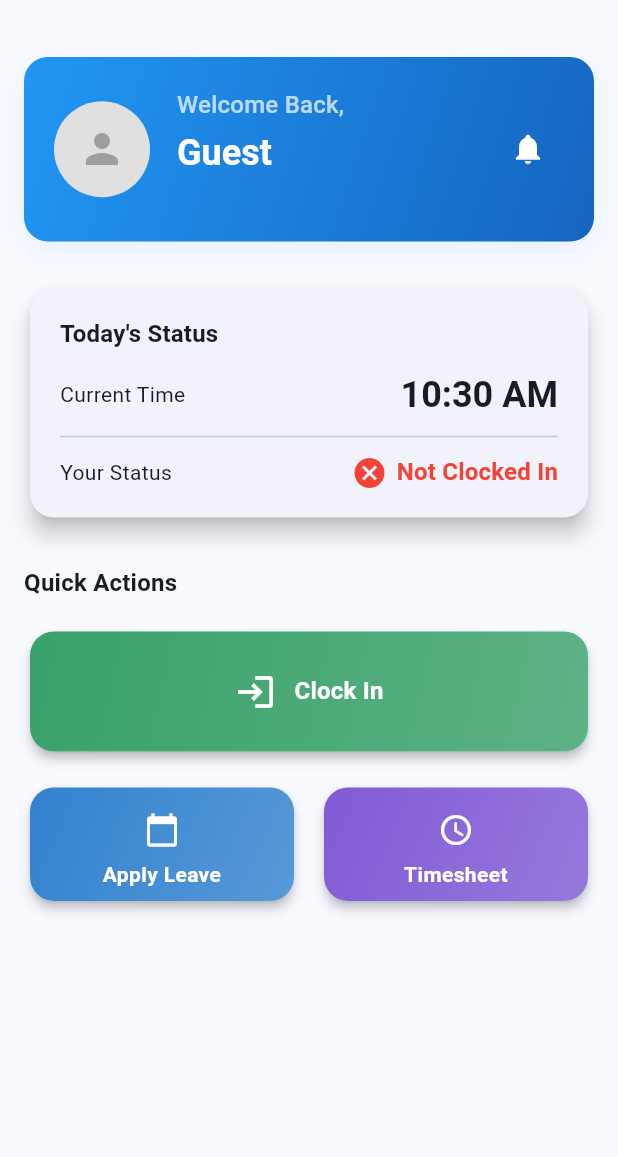
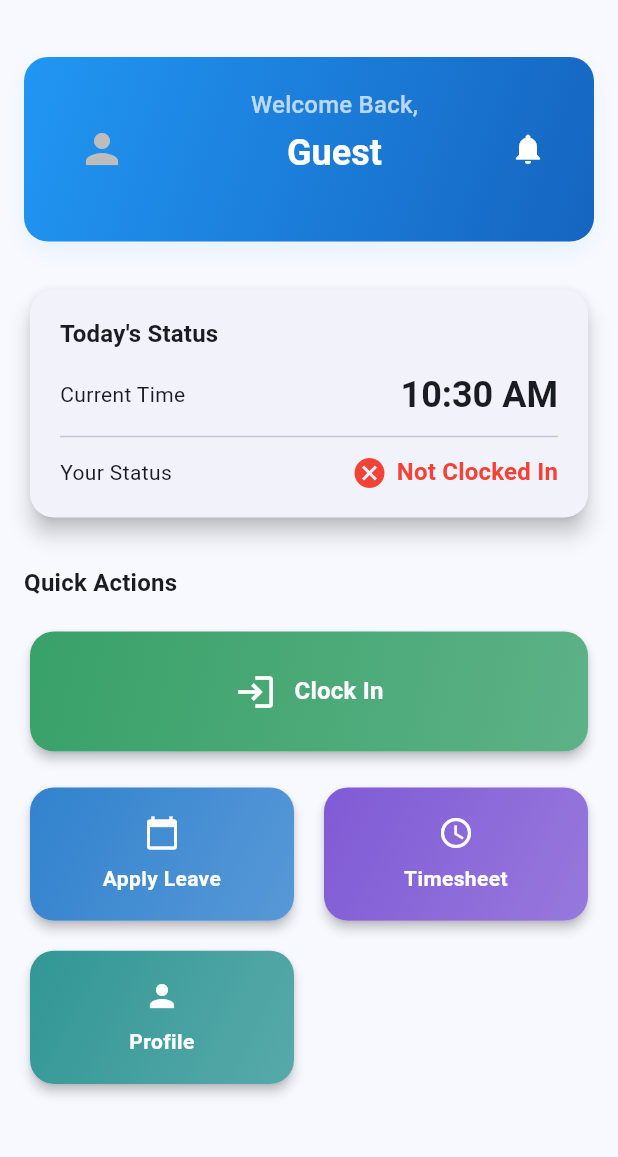
Before and after one commit to Ajaya-Rajbhandari/SNS-Rooster, a Flutter app: the EmployeeDashboardScreen screen opened by its route, on a phone screen of 412 x 824 dp, the part 63-1220 px from its top. Run offline on Flutter 3.47's test engine with Material 3 defaults, Android fonts, the phone set to English and light mode, and no system bars; our stand-ins replace cached_network_image, connectivity_plus, csv, fl_chart, image_picker, jwt_decoder and 2 more; accounts and stored records are empty.

Commit message:
Fix layout overflow in employee dashboard

```diff
--- a/sns_rooster/lib/main.dart
+++ b/sns_rooster/lib/main.dart
@@ -75,16 +75,10 @@ class MyApp extends StatelessWidget {
           return EmployeeProvider(employeeService);
         }),
         ChangeNotifierProxyProvider<AuthProvider, ProfileProvider>(
-          create: (context) {
-            print('DEBUG: Initializing ProfileProvider');
-            return ProfileProvider(
-              Provider.of<AuthProvider>(context, listen: false),
-            );
-          },
-          update: (context, auth, previous) {
-            print('DEBUG: Updating ProfileProvider');
-            return ProfileProvider(auth);
-          },
+          create: (context) => ProfileProvider(
+            Provider.of<AuthProvider>(context, listen: false),
+          ),
+          update: (context, auth, previous) => previous!,
         ),
       ],
       child: Consumer<AuthProvider>(
--- a/sns_rooster/lib/screens/employee/employee_dashboard_screen.dart
+++ b/sns_rooster/lib/screens/employee/employee_dashboard_screen.dart
@@ -287,17 +287,10 @@ class _EmployeeDashboardScreenState extends State<EmployeeDashboardScreen>
         ],
       ),
       drawer: const AppDrawer(),
-      body: LayoutBuilder(
-        builder: (context, constraints) {
-          return SingleChildScrollView(
-              child: ConstrainedBox(
-            constraints: BoxConstraints(
-              minHeight: constraints.maxHeight,
-            ),
-            child: IntrinsicHeight(
+      body: SingleChildScrollView(
         child: Padding(
-                padding: const EdgeInsets.symmetric(
-                    horizontal: 16.0, vertical: 24.0),
+          padding: const EdgeInsets.symmetric(horizontal: 16.0, vertical: 24.0),
+          child: SingleChildScrollView(
             child: Column(
                 crossAxisAlignment: CrossAxisAlignment.stretch,
                 children: [
@@ -328,8 +321,9 @@ class _EmployeeDashboardScreenState extends State<EmployeeDashboardScreen>
                           const SizedBox(width: 18),
                           Expanded(
                             child: Column(
-                              crossAxisAlignment: CrossAxisAlignment.start,
-                              children: [
+                              mainAxisAlignment: MainAxisAlignment.center,
+                              crossAxisAlignment: CrossAxisAlignment.center,
+                              children: <Widget>[
                                 Text(
                                   'Welcome Back,',
                                   style: Theme.of(context)
@@ -477,7 +471,7 @@ class _EmployeeDashboardScreenState extends State<EmployeeDashboardScreen>
                         final screenWidth = MediaQuery.of(context).size.width;
                         final isTablet = screenWidth > 600;
                         final crossAxisCount = isTablet ? 3 : 2;
-                        final childAspectRatio = isTablet ? 2.5 : 2.2;
+                        final childAspectRatio = isTablet ? 2.1 : 1.9;
 
                         return Column(
                           children: [
@@ -516,17 +510,10 @@ class _EmployeeDashboardScreenState extends State<EmployeeDashboardScreen>
                                   Expanded(
                                     child: _buildQuickActionCard(
                                       context,
-                                      icon: _isOnBreak
-                                          ? Icons.stop_circle
-                                          : Icons.free_breakfast,
-                                      label: _isOnBreak
-                                          ? 'End Break'
-                                          : 'Start Break',
-                                      color: _isOnBreak
-                                          ? const Color(0xFFED8936)
-                                          : const Color(0xFF718096),
-                                      onPressed:
-                                          _isOnBreak ? _endBreak : _startBreak,
+                                      icon: _isOnBreak ? Icons.stop_circle : Icons.free_breakfast,
+                                      label: _isOnBreak ? 'End Break' : 'Start Break',
+                                      color: _isOnBreak ? const Color(0xFFED8936) : const Color(0xFF718096),
+                                      onPressed: _isOnBreak ? _endBreak : _startBreak,
                                     ),
                                   ),
                                 ],
@@ -535,9 +522,7 @@ class _EmployeeDashboardScreenState extends State<EmployeeDashboardScreen>
                             const SizedBox(height: 16),
 
                             // Other Actions Grid
-                            SizedBox(
-                              height: 120,
-                              child: GridView.count(
+                            GridView.count(
                               crossAxisCount: crossAxisCount,
                               shrinkWrap: true,
                               physics: const NeverScrollableScrollPhysics(),
@@ -559,7 +544,6 @@ class _EmployeeDashboardScreenState extends State<EmployeeDashboardScreen>
                                   color: const Color(0xFF805AD5),
                                   onPressed: () => _openTimesheet(context),
                                 ),
-                                  if (isTablet)
                                 _buildQuickActionCard(
                                   context,
                                   icon: Icons.person,
@@ -569,18 +553,14 @@ class _EmployeeDashboardScreenState extends State<EmployeeDashboardScreen>
                                 ),
                               ],
                             ),
-                            ),
                           ],
                         );
                       },
                     ),
-                    const Spacer(),
                 ],
             ),
           ),
         ),
-          ));
-        },
       ),
     );
   }
--- a/sns_rooster/lib/widgets/user_avatar.dart
+++ b/sns_rooster/lib/widgets/user_avatar.dart
@@ -1,85 +1,97 @@
 import 'dart:io';
+import 'package:cached_network_image/cached_network_image.dart'; // Added import
 import 'package:flutter/material.dart';
 import '../config/api_config.dart';
 
 class UserAvatar extends StatelessWidget {
   final String? avatarUrl;
   final double radius;
+  final VoidCallback? onTap; // Added onTap callback
 
-  const UserAvatar({Key? key, this.avatarUrl, this.radius = 40})
-      : super(key: key);
+  const UserAvatar({
+    super.key, // Changed to super.key
+    this.avatarUrl,
+    this.radius = 40, // Default radius to 40 as in original
+    this.onTap,
+  }) ;
 
   @override
   Widget build(BuildContext context) {
+    Widget avatarChild;
+
     if (avatarUrl == null || avatarUrl!.isEmpty) {
-      return Container(
-        width: radius * 2,
-        height: radius * 2,
-        decoration: const BoxDecoration(
-          shape: BoxShape.circle,
-          color: Color(0xFFE0E0E0),
+      avatarChild = Icon(Icons.person, size: radius, color: Colors.grey[400]);
+    } else if (avatarUrl!.startsWith('http')) {
+      avatarChild = CachedNetworkImage(
+        imageUrl: avatarUrl!,
+        placeholder: (context, url) => CircleAvatar(
+          radius: radius,
+          backgroundColor: Colors.grey[200],
+          child: Icon(Icons.person, size: radius, color: Colors.grey[400]),
         ),
-        child: Icon(
-          Icons.person,
-          size: radius,
-          color: const Color(0xFF9E9E9E),
+        errorWidget: (context, url, error) => CircleAvatar(
+          radius: radius,
+          backgroundColor: Colors.red[100],
+          child: Icon(Icons.error_outline, size: radius, color: Colors.red[700]),
+        ),
+        imageBuilder: (context, imageProvider) => CircleAvatar(
+          radius: radius,
+          backgroundImage: imageProvider,
         ),
       );
-    } else if (avatarUrl!.startsWith('http')) {
-      return CircleAvatar(
-        radius: radius,
-        backgroundImage: NetworkImage(avatarUrl!),
-        onBackgroundImageError: (exception, stackTrace) {
-          // Handle network image error
-        },
-      );
     } else if (avatarUrl!.startsWith('/uploads/')) {
-      // Server URL - construct full URL for static files (without /api)
+      // For static files, use base URL without /api prefix
       final baseUrlWithoutApi = ApiConfig.baseUrl.replaceAll('/api', '');
-      final fullUrl = '$baseUrlWithoutApi${avatarUrl!}';
-      print('UserAvatar: Loading image from: $fullUrl');
-      return CircleAvatar(
-        radius: radius,
-        backgroundImage: NetworkImage(fullUrl),
-        onBackgroundImageError: (exception, stackTrace) {
-          print('UserAvatar: Failed to load image from $fullUrl');
-          print('UserAvatar: Error: $exception');
-          print('UserAvatar: Stack trace: $stackTrace');
-          // Optionally, you could return a placeholder widget here if the image fails to load
-          // For example:
-          // return Container(
-          //   width: radius * 2,
-          //   height: radius * 2,
-          //   decoration: const BoxDecoration(
-          //     shape: BoxShape.circle,
-          //     color: Color(0xFFE0E0E0),
-          //   ),
-          //   child: Icon(
-          //     Icons.person,
-          //     size: radius,
-          //     color: const Color(0xFF9E9E9E),
-          //   ),
-          // );
-        },
-        // Removed the child property here as CircleAvatar with backgroundImage doesn't typically use it.
-        // The placeholder logic should be handled in onBackgroundImageError or by returning a different widget.
+      final fullUrl = '$baseUrlWithoutApi$avatarUrl';
+      avatarChild = CachedNetworkImage(
+        imageUrl: fullUrl,
+        placeholder: (context, url) => CircleAvatar(
+          radius: radius,
+          backgroundColor: Colors.grey[200],
+          child: Icon(Icons.person, size: radius, color: Colors.grey[400]),
+        ),
+        errorWidget: (context, url, error) => CircleAvatar(
+          radius: radius,
+          backgroundColor: Colors.red[100],
+          child: Icon(Icons.error_outline, size: radius, color: Colors.red[700]),
+        ),
+        imageBuilder: (context, imageProvider) => CircleAvatar(
+          radius: radius,
+          backgroundImage: imageProvider,
+        ),
       );
     } else if (avatarUrl!.startsWith('file://')) {
-      return CircleAvatar(
+      avatarChild = CircleAvatar(
         radius: radius,
         backgroundImage: FileImage(File(avatarUrl!.replaceFirst('file://', ''))),
-        onBackgroundImageError: (exception, stackTrace) {
-          // Handle file image error
-        },
       );
     } else {
-      return CircleAvatar(
+      // Assume it's an asset path
+      try {
+        avatarChild = CircleAvatar(
+          radius: radius,
+          backgroundImage: AssetImage(avatarUrl!),
+        );
+      } catch (e) {
+        avatarChild = CircleAvatar(
+          radius: radius,
+          backgroundColor: Colors.orange[100],
+          child: Icon(Icons.broken_image, size: radius, color: Colors.orange[700]),
+        );
+      }
+    }
+
+    // Return a GestureDetector if onTap is provided, otherwise just the avatarChild in a CircleAvatar container
+    // This structure ensures the circular shape and tap functionality.
+    return GestureDetector(
+      onTap: onTap,
+      child: CircleAvatar(
         radius: radius,
-        backgroundImage: AssetImage(avatarUrl!),
-        onBackgroundImageError: (exception, stackTrace) {
-          // Handle asset image error
-        },
-      );
-    }
+        backgroundColor: Colors.transparent, // Important for CachedNetworkImage's CircleAvatar to show
+        child: ClipOval( // Ensures the child (which might be rectangular from CachedNetworkImage) is clipped to a circle
+          child: avatarChild,
+        ),
+      ),
+    );
   }
 }
--- a/sns_rooster/pubspec.yaml
+++ b/sns_rooster/pubspec.yaml
@@ -51,6 +51,7 @@ dependencies:
   timezone: ^0.9.2
   csv: ^6.0.0
   table_calendar: ^3.0.9
+  cached_network_image: ^3.4.1
 
 dev_dependencies:
   flutter_test:
```
Also changed, not shown: pubspec.yaml (deleted, +0 -33 lines), pubspec.lock (deleted), 5 other files. Lines whose indentation alone changed are shown as unchanged.
